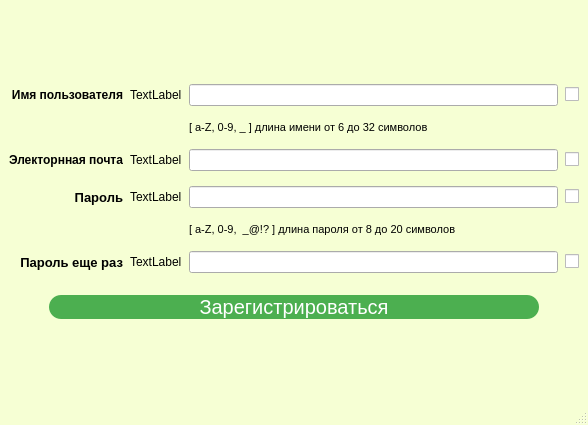
Above: RegistrationWindow.ui from SisAdminNsk/CarRentalQTClient before the change. Below: the same form after it.
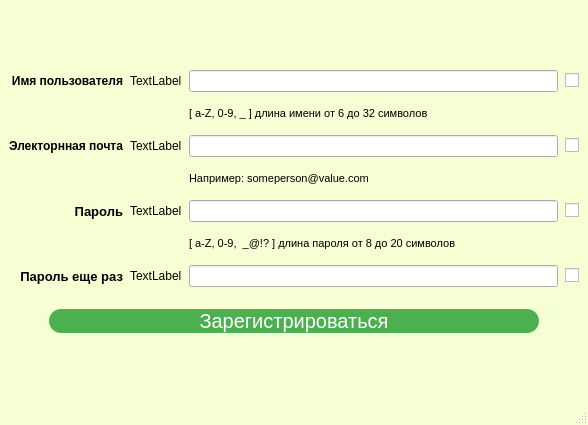
That is the form after the change.

The edit to the form file:
```diff
--- a/RegistrationWindow.ui
+++ b/RegistrationWindow.ui
@@ -27,7 +27,7 @@
   <widget class="QWidget" name="centralwidget">
    <layout class="QGridLayout" name="gridLayout_2">
     <item row="0" column="0">
-     <layout class="QVBoxLayout" name="verticalLayout_3" stretch="2,1,0">
+     <layout class="QVBoxLayout" name="verticalLayout_3" stretch="0,1,0">
       <property name="spacing">
        <number>7</number>
       </property>
@@ -36,29 +36,22 @@
         <property name="verticalSpacing">
          <number>15</number>
         </property>
-        <item row="3" column="0">
-         <widget class="QLabel" name="label_3">
+        <item row="0" column="0">
+         <widget class="QLabel" name="label">
           <property name="styleSheet">
            <string notr="true">QLabel{
-	font-size: 10pt;
-	font-weight: 600;
+	font-size: 9pt;
+	font-weight: 800;
 }</string>
           </property>
           <property name="text">
-           <string>Пароль</string>
+           <string>Имя пользователя</string>
           </property>
           <property name="alignment">
            <set>Qt::AlignRight|Qt::AlignTrailing|Qt::AlignVCenter</set>
           </property>
          </widget>
         </item>
-        <item row="0" column="3">
-         <widget class="QCheckBox" name="usernameCheckbox">
-          <property name="text">
-           <string/>
-          </property>
-         </widget>
-        </item>
         <item row="1" column="2">
          <widget class="QLabel" name="usernameClue">
           <property name="sizePolicy">
@@ -77,66 +70,29 @@
           </property>
          </widget>
         </item>
+        <item row="2" column="3">
+         <widget class="QCheckBox" name="emailCheckbox">
+          <property name="text">
+           <string/>
+          </property>
+         </widget>
+        </item>
         <item row="4" column="2">
-         <widget class="QLabel" name="passwordClue">
-          <property name="sizePolicy">
-           <sizepolicy hsizetype="Fixed" vsizetype="Fixed">
-            <horstretch>0</horstretch>
-            <verstretch>0</verstretch>
-           </sizepolicy>
-          </property>
-          <property name="styleSheet">
-           <string notr="true">QLabel{
-	font-size: 8pt;
-}</string>
-          </property>
-          <property name="text">
-           <string>[ a-Z, 0-9,  _@!? ] длина пароля от 8 до 20 символов</string>
-          </property>
-         </widget>
-        </item>
-        <item row="3" column="2">
          <widget class="QLineEdit" name="passwordLineEdit"/>
         </item>
-        <item row="0" column="2">
-         <widget class="QLineEdit" name="usernameLineEdit"/>
-        </item>
-        <item row="3" column="3">
+        <item row="4" column="3">
          <widget class="QCheckBox" name="passwordCheckbox">
           <property name="text">
            <string/>
           </property>
          </widget>
         </item>
-        <item row="5" column="3">
-         <widget class="QCheckBox" name="confirmPasswordCheckbox">
-          <property name="text">
-           <string/>
-          </property>
-         </widget>
-        </item>
-        <item row="2" column="0">
-         <widget class="QLabel" name="label_2">
-          <property name="styleSheet">
-           <string notr="true">QLabel{
-	font-size: 9pt;
-	font-weight: 600;
-}</string>
-          </property>
-          <property name="text">
-           <string>Электорнная почта</string>
-          </property>
-          <property name="alignment">
-           <set>Qt::AlignRight|Qt::AlignTrailing|Qt::AlignVCenter</set>
-          </property>
-         </widget>
-        </item>
-        <item row="5" column="0">
+        <item row="6" column="0">
          <widget class="QLabel" name="label_4">
           <property name="styleSheet">
            <string notr="true">QLabel{
 	font-size: 10pt;
-	font-weight: 600;
+	font-weight: 800;
 }</string>
           </property>
           <property name="text">
@@ -147,39 +103,31 @@
           </property>
          </widget>
         </item>
-        <item row="2" column="2">
-         <widget class="QLineEdit" name="emailLineEdit"/>
-        </item>
-        <item row="5" column="2">
+        <item row="6" column="2">
          <widget class="QLineEdit" name="confirmPasswordLineEdit"/>
         </item>
-        <item row="2" column="3">
-         <widget class="QCheckBox" name="emailCheckbox">
+        <item row="6" column="1">
+         <widget class="QLabel" name="confirmPasswordIcon">
           <property name="text">
-           <string/>
+           <string>TextLabel</string>
           </property>
          </widget>
         </item>
-        <item row="0" column="0">
-         <widget class="QLabel" name="label">
+        <item row="3" column="2">
+         <widget class="QLabel" name="emailClue">
+          <property name="sizePolicy">
+           <sizepolicy hsizetype="Fixed" vsizetype="Fixed">
+            <horstretch>0</horstretch>
+            <verstretch>0</verstretch>
+           </sizepolicy>
+          </property>
           <property name="styleSheet">
            <string notr="true">QLabel{
-	font-size: 9pt;
-	font-weight: 600;
+	font-size: 8pt;
 }</string>
           </property>
           <property name="text">
-           <string>Имя пользователя</string>
-          </property>
-          <property name="alignment">
-           <set>Qt::AlignRight|Qt::AlignTrailing|Qt::AlignVCenter</set>
-          </property>
-         </widget>
-        </item>
-        <item row="3" column="1">
-         <widget class="QLabel" name="passwordIcon">
-          <property name="text">
-           <string>TextLabel</string>
+           <string>Например: someperson@value.com</string>
           </property>
          </widget>
         </item>
@@ -190,6 +138,67 @@
           </property>
          </widget>
         </item>
+        <item row="0" column="3">
+         <widget class="QCheckBox" name="usernameCheckbox">
+          <property name="text">
+           <string/>
+          </property>
+         </widget>
+        </item>
+        <item row="4" column="1">
+         <widget class="QLabel" name="passwordIcon">
+          <property name="text">
+           <string>TextLabel</string>
+          </property>
+         </widget>
+        </item>
+        <item row="4" column="0">
+         <widget class="QLabel" name="label_3">
+          <property name="styleSheet">
+           <string notr="true">QLabel{
+	font-size: 10pt;
+	font-weight: 800;
+}</string>
+          </property>
+          <property name="text">
+           <string>Пароль</string>
+          </property>
+          <property name="alignment">
+           <set>Qt::AlignRight|Qt::AlignTrailing|Qt::AlignVCenter</set>
+          </property>
+         </widget>
+        </item>
+        <item row="2" column="2">
+         <widget class="QLineEdit" name="emailLineEdit"/>
+        </item>
+        <item row="0" column="2">
+         <widget class="QLineEdit" name="usernameLineEdit"/>
+        </item>
+        <item row="5" column="2">
+         <widget class="QLabel" name="passwordClue">
+          <property name="sizePolicy">
+           <sizepolicy hsizetype="Fixed" vsizetype="Fixed">
+            <horstretch>0</horstretch>
+            <verstretch>0</verstretch>
+           </sizepolicy>
+          </property>
+          <property name="styleSheet">
+           <string notr="true">QLabel{
+	font-size: 8pt;
+}</string>
+          </property>
+          <property name="text">
+           <string>[ a-Z, 0-9,  _@!? ] длина пароля от 8 до 20 символов</string>
+          </property>
+         </widget>
+        </item>
+        <item row="6" column="3">
+         <widget class="QCheckBox" name="confirmPasswordCheckbox">
+          <property name="text">
+           <string/>
+          </property>
+         </widget>
+        </item>
         <item row="0" column="1">
          <widget class="QLabel" name="usernameIcon">
           <property name="text">
@@ -197,10 +206,19 @@
           </property>
          </widget>
         </item>
-        <item row="5" column="1">
-         <widget class="QLabel" name="confirmPasswordIcon">
+        <item row="2" column="0">
+         <widget class="QLabel" name="label_2">
+          <property name="styleSheet">
+           <string notr="true">QLabel{
+	font-size: 9pt;
+	font-weight: 800;
+}</string>
+          </property>
           <property name="text">
-           <string>TextLabel</string>
+           <string>Электорнная почта</string>
+          </property>
+          <property name="alignment">
+           <set>Qt::AlignRight|Qt::AlignTrailing|Qt::AlignVCenter</set>
           </property>
          </widget>
         </item>
```
